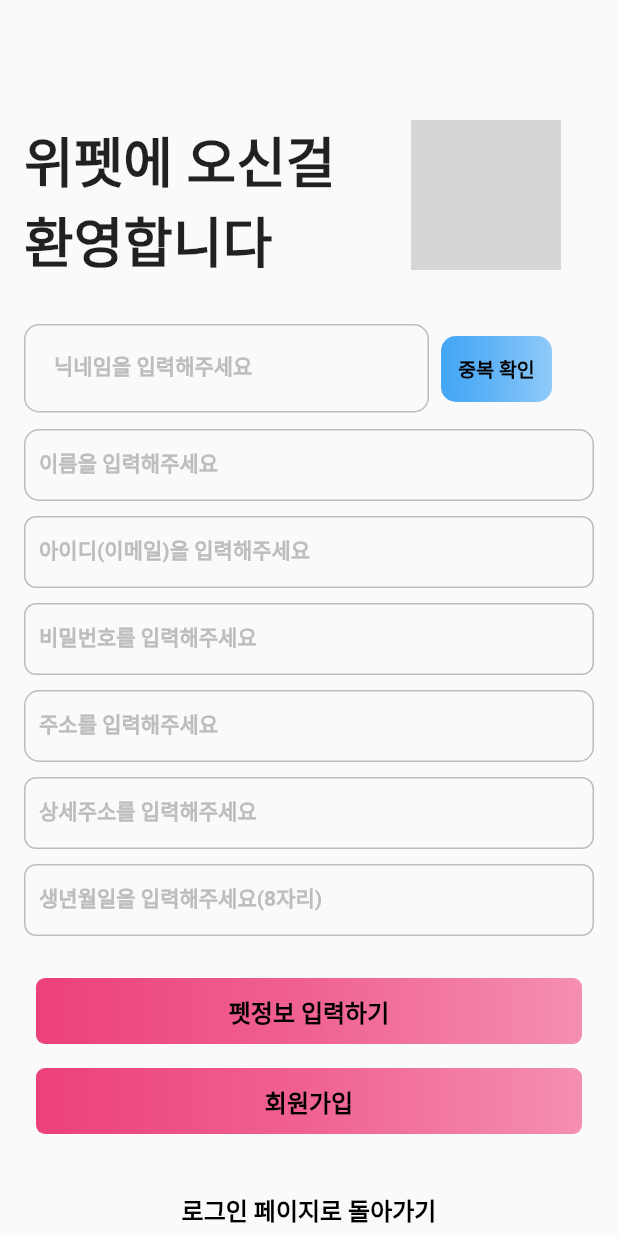
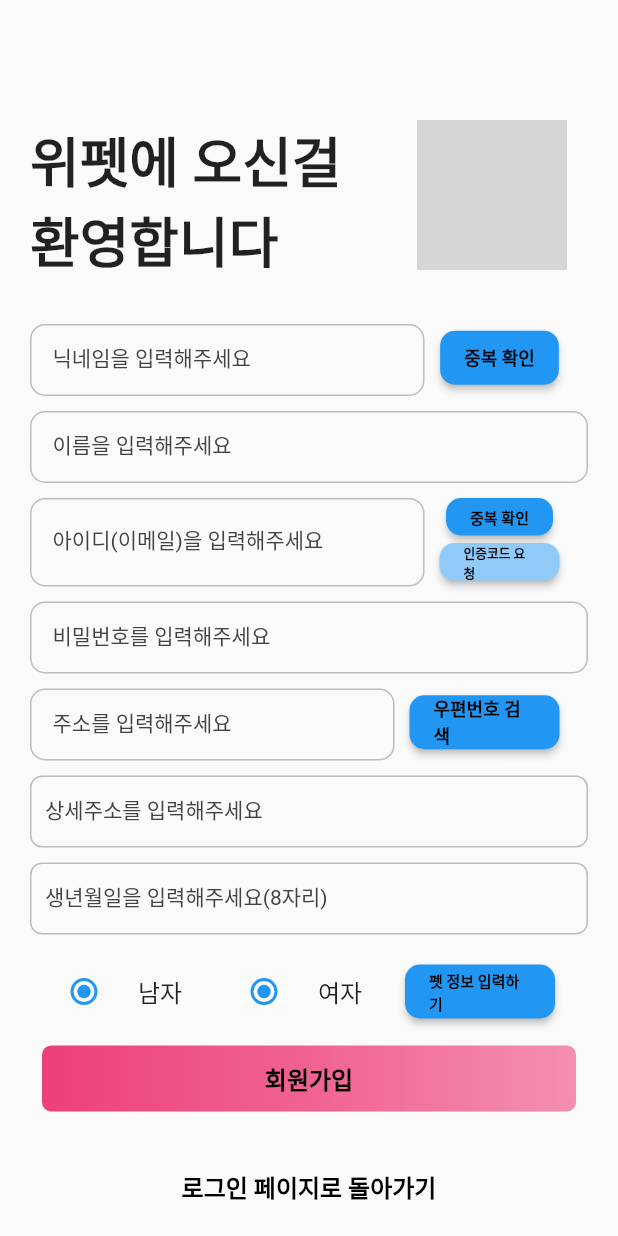
Before and after one commit to JmSmartProject/FrontEnd, a Flutter app: the SignupPage screen opened directly, on a phone screen of 412 x 824 dp. Run offline on Flutter 3.47's test engine with Material 2 defaults, Android fonts, the phone set to English and light mode, and no system bars; network calls fail; grey boxes are pictures that could not be loaded.

Commit message:
Update signup_page.dart

```diff
--- a/JMSmart_project/lib/modules/login_page/signup_page.dart
+++ b/JMSmart_project/lib/modules/login_page/signup_page.dart
@@ -1,7 +1,18 @@
 import 'package:flutter/cupertino.dart';
 import 'package:flutter/material.dart';
+import 'package:jmsmart_project/modules/pet_signup.dart';
 
-class SignupPage extends StatelessWidget{
+class SignupPage extends StatefulWidget {
+  @override
+  _SignupPageState createState() => _SignupPageState();
+}
+
+enum Gender {
+  MAN, WOMAN
+}
+
+class _SignupPageState extends State<SignupPage> {
+  Gender _gender = Gender.MAN;
   final IDController = TextEditingController();
   final PWController = TextEditingController();
 
@@ -12,7 +23,7 @@ class SignupPage extends StatelessWidget{
       body: SingleChildScrollView(
         scrollDirection: Axis.vertical,
         child: Container(
-          padding: EdgeInsets.only(left: 16,right: 16),
+          padding: EdgeInsets.only(left: 20,right: 20),
           child: Column(
             crossAxisAlignment: CrossAxisAlignment.start,
             children: <Widget>[
@@ -66,12 +77,12 @@ class SignupPage extends StatelessWidget{
                 crossAxisAlignment: CrossAxisAlignment.start,
                 children: <Widget>[
                   SizedBox(
-                    width: 270,
+                    width: 263,
                     child: TextField(
                       decoration: InputDecoration(
                         labelText: "닉네임을 입력해주세요",
-                        contentPadding: EdgeInsets.all(20),
-                        labelStyle: TextStyle(fontSize: 14,color: Colors.grey.shade400,fontWeight: FontWeight.w600),
+                        contentPadding: EdgeInsets.fromLTRB(15, 10, 10, 10),
+                        labelStyle: TextStyle(fontSize: 14, color: Colors.grey.shade800),
                         enabledBorder: OutlineInputBorder(
                           borderRadius: BorderRadius.circular(10),
                           borderSide: BorderSide(color: Colors.grey.shade400),
@@ -84,35 +95,25 @@ class SignupPage extends StatelessWidget{
                       ),
                     ),
                   ),
+                  SizedBox(width: 10,),
                   Container(
-                    height: 60,
-                    width: 90,
-                    child: TextButton(
-                      onPressed: (){},
-                      style: ButtonStyle(
-                          shape: MaterialStateProperty.all<RoundedRectangleBorder>(
-                              RoundedRectangleBorder(
-                                borderRadius: BorderRadius.zero,
-                              )
+                    alignment: Alignment.center,
+                    height: 45,
+                    width: 80,
+                    child: ElevatedButton(
+                      onPressed: () {},
+                      style: ElevatedButton.styleFrom(
+                          backgroundColor: Colors.blue,
+                          shape: RoundedRectangleBorder(
+                              borderRadius: BorderRadius.circular(10)
                           )
                       ),
-                      child: Ink(
-                        decoration: BoxDecoration(
-                          gradient: LinearGradient(
-                            begin: Alignment.centerLeft,
-                            end: Alignment.centerRight,
-                            colors: [
-                              Color(0xff42a5f5),
-                              Color(0xff64b5f6),
-                              Color(0xff90caf9),
-                            ],
-                          ),
-                          borderRadius: BorderRadius.circular(10),
-                        ),
-                        child: Container(
-                          alignment: Alignment.center,
-                          child: Text("중복 확인",style: TextStyle(fontSize: 13, color: Colors.black, fontWeight: FontWeight.bold),),
-                        ),
+                      child: const Text(
+                        "중복 확인",
+                        style: TextStyle(
+                            fontSize: 12,
+                            color: Colors.black,
+                            fontWeight: FontWeight.w600),
                       ),
                     ),
                   ),
@@ -124,8 +125,32 @@ class SignupPage extends StatelessWidget{
                   TextField(
                     decoration: InputDecoration(
                       labelText: "이름을 입력해주세요",
-                      contentPadding: EdgeInsets.all(10),
-                      labelStyle: TextStyle(fontSize: 14,color: Colors.grey.shade400,fontWeight: FontWeight.w600),
+                      contentPadding: EdgeInsets.fromLTRB(15, 10, 10, 10),
+                      labelStyle: TextStyle(fontSize: 14,color: Colors.grey.shade800),
+                      enabledBorder: OutlineInputBorder(
+                        borderRadius: BorderRadius.circular(10),
+                        borderSide: BorderSide(color: Colors.grey.shade400),
+                      ),
+                      focusedBorder: OutlineInputBorder(
+                        borderRadius: BorderRadius.circular(10),
+                        borderSide: BorderSide(color: Colors.red),
+                      ),
+                      floatingLabelBehavior: FloatingLabelBehavior.auto,
+                    ),
+                  ),
+                ],
+              ),
+              SizedBox(height: 10,),
+              Row(
+                crossAxisAlignment: CrossAxisAlignment.start,
+                children: <Widget>[
+                  SizedBox(
+                    width: 263,
+                    child: TextField(
+                      decoration: InputDecoration(
+                        labelText: "아이디(이메일)을 입력해주세요",
+                        contentPadding: EdgeInsets.fromLTRB(15, 20, 20, 20),
+                        labelStyle: TextStyle(fontSize: 14, color: Colors.grey.shade800),
                         enabledBorder: OutlineInputBorder(
                           borderRadius: BorderRadius.circular(10),
                           borderSide: BorderSide(color: Colors.grey.shade400),
@@ -138,47 +163,64 @@ class SignupPage extends StatelessWidget{
                       ),
                       controller: IDController,
                     ),
-                  SizedBox(height: 10,),
-                  TextField(
-                    decoration: InputDecoration(
-                      labelText: "아이디(이메일)을 입력해주세요",
-                      contentPadding: EdgeInsets.all(10),
-                      labelStyle: TextStyle(fontSize: 14,color: Colors.grey.shade400,fontWeight: FontWeight.w600),
-                      enabledBorder: OutlineInputBorder(
-                        borderRadius: BorderRadius.circular(8),
-                        borderSide: BorderSide(color: Colors.grey.shade400),
                   ),
-                      focusedBorder: OutlineInputBorder(
-                        borderRadius: BorderRadius.circular(8),
-                        borderSide: BorderSide(color: Colors.red),
+                  SizedBox(width: 10,),
+                  Column(
+                    children: <Widget>[
+                      Container(
+                        alignment: Alignment.center,
+                        height: 25,
+                        width: 80,
+                        child: ElevatedButton(
+                          onPressed: () {},
+                          style: ElevatedButton.styleFrom(
+                              shape: RoundedRectangleBorder(
+                                  borderRadius: BorderRadius.circular(10)
+                              )
                           ),
-                      floatingLabelBehavior: FloatingLabelBehavior.auto,
+                          child: const Text(
+                            "중복 확인",
+                            style: TextStyle(
+                                fontSize: 10,
+                                color: Colors.black,
+                                fontWeight: FontWeight.bold),
                           ),
                         ),
+                      ),
+                      SizedBox(height: 5,),
+                      Container(
+                        alignment: Alignment.center,
+                        height: 25,
+                        width: 80,
+                        child: ElevatedButton(
+                          onPressed: () {},
+                          style: ElevatedButton.styleFrom(
+                            backgroundColor: Colors.blue[200],
+                            shape: RoundedRectangleBorder(
+                              borderRadius: BorderRadius.circular(10)
+                            )
+                          ),
+                          child: const Text(
+                            "인증코드 요청",
+                            style: TextStyle(
+                                fontSize: 8.5,
+                                color: Colors.black,
+                                fontWeight: FontWeight.bold),
+                          ),
+                        ),
+                      ),
+                    ],
+                  ),
+                ],
+              ),
               SizedBox(height: 10,),
+              Column(
+                children: <Widget>[
                   TextField(
                     decoration: InputDecoration(
                       labelText: "비밀번호를 입력해주세요",
-                      contentPadding: EdgeInsets.all(10),
-                      labelStyle: TextStyle(fontSize: 14,color: Colors.grey.shade400,fontWeight: FontWeight.w600),
-                      enabledBorder: OutlineInputBorder(
-                        borderRadius: BorderRadius.circular(8),
-                        borderSide: BorderSide(color: Colors.grey.shade400),
-                      ),
-                      focusedBorder: OutlineInputBorder(
-                        borderRadius: BorderRadius.circular(8),
-                        borderSide: BorderSide(color: Colors.red),
-                      ),
-                      floatingLabelBehavior: FloatingLabelBehavior.auto,
-                    ),
-                  ),
-                  SizedBox(height: 10,),
-                  TextField(
-                    obscureText: true,
-                    decoration: InputDecoration(
-                      labelText: "주소를 입력해주세요",
-                      contentPadding: EdgeInsets.all(10),
-                      labelStyle: TextStyle(fontSize: 14,color: Colors.grey.shade400,fontWeight: FontWeight.w600),
+                      contentPadding: EdgeInsets.fromLTRB(15, 10, 10, 10),
+                      labelStyle: TextStyle(fontSize: 14,color: Colors.grey.shade800),
                       enabledBorder: OutlineInputBorder(
                         borderRadius: BorderRadius.circular(10),
                         borderSide: BorderSide(color: Colors.grey.shade400),
@@ -191,12 +233,64 @@ class SignupPage extends StatelessWidget{
                     ),
                     controller: PWController,
                   ),
+                ],
+              ),
               SizedBox(height: 10,),
+              Row(
+                crossAxisAlignment: CrossAxisAlignment.start,
+                children: <Widget>[
+                  SizedBox(
+                    width: 243,
+                    child: TextField(
+                      decoration: InputDecoration(
+                        labelText: "주소를 입력해주세요",
+                        contentPadding: EdgeInsets.fromLTRB(15, 10, 10, 10),
+                        labelStyle: TextStyle(fontSize: 14, color: Colors.grey.shade800),
+                        enabledBorder: OutlineInputBorder(
+                          borderRadius: BorderRadius.circular(10),
+                          borderSide: BorderSide(color: Colors.grey.shade400),
+                        ),
+                        focusedBorder: OutlineInputBorder(
+                          borderRadius: BorderRadius.circular(10),
+                          borderSide: BorderSide(color: Colors.red),
+                        ),
+                        floatingLabelBehavior: FloatingLabelBehavior.auto,
+                      ),
+                    ),
+                  ),
+                  SizedBox(width: 10,),
+                  Container(
+                    alignment: Alignment.center,
+                    height: 45,
+                    width: 100,
+                    child: ElevatedButton(
+                      onPressed: () {},
+                      style: ElevatedButton.styleFrom(
+                          backgroundColor: Colors.blue,
+                          shape: RoundedRectangleBorder(
+                              borderRadius: BorderRadius.circular(10)
+                          )
+                      ),
+                      child: const Text(
+                        "우편번호 검색",
+                        style: TextStyle(
+                            fontSize: 12,
+                            color: Colors.black,
+                            fontWeight: FontWeight.w600),
+                      ),
+                    ),
+                  ),
+                ],
+              ),
+              SizedBox(height: 10,),
+              Column(
+                crossAxisAlignment: CrossAxisAlignment.start,
+                children: <Widget>[
                   TextField(
                     decoration: InputDecoration(
                       labelText: "상세주소를 입력해주세요",
                       contentPadding: EdgeInsets.all(10),
-                      labelStyle: TextStyle(fontSize: 14,color: Colors.grey.shade400,fontWeight: FontWeight.w600),
+                      labelStyle: TextStyle(fontSize: 14,color: Colors.grey.shade800),
                       enabledBorder: OutlineInputBorder(
                         borderRadius: BorderRadius.circular(8),
                         borderSide: BorderSide(color: Colors.grey.shade400),
@@ -213,7 +307,7 @@ class SignupPage extends StatelessWidget{
                     decoration: InputDecoration(
                       labelText: "생년월일을 입력해주세요(8자리)",
                       contentPadding: EdgeInsets.all(10),
-                      labelStyle: TextStyle(fontSize: 14,color: Colors.grey.shade400,fontWeight: FontWeight.w600),
+                      labelStyle: TextStyle(fontSize: 14,color: Colors.grey.shade800),
                       enabledBorder: OutlineInputBorder(
                         borderRadius: BorderRadius.circular(8),
                         borderSide: BorderSide(color: Colors.grey.shade400),
@@ -225,38 +319,60 @@ class SignupPage extends StatelessWidget{
                       floatingLabelBehavior: FloatingLabelBehavior.auto,
                     ),
                   ),
-                  SizedBox(height: 20,),
+                  SizedBox(height: 10,),
+                  Row(
+                    children: <Widget>[
                       Container(
-                    height: 60,
-                    child: TextButton(
-                      onPressed: (){},
-                      style: ButtonStyle(
-                          shape: MaterialStateProperty.all<RoundedRectangleBorder>(
-                              RoundedRectangleBorder(
-                                borderRadius: BorderRadius.zero,
-                              )
+                        width: 120,
+                        child: RadioListTile(
+                            title: Text("남자"),
+                            value: Gender.MAN,
+                            groupValue: _gender,
+                            onChanged: (value) {
+                              setState(() {
+                                _gender = value!;
+                              });
+                            }),
+                      ),
+                      Container(
+                        width: 120,
+                        child: RadioListTile(
+                            title: Text("여자"),
+                            value: Gender.MAN,
+                            groupValue: _gender,
+                            onChanged: (value) {
+                              setState(() {
+                                _gender = value!;
+                              });
+                            }),
+                      ),
+                      SizedBox(width: 10,),
+                      Container(
+                        alignment: Alignment.center,
+                        height: 45,
+                        width: 100,
+                        child: ElevatedButton(
+                          onPressed: (){
+                            Navigator.push(context, MaterialPageRoute(builder: (context){
+                              return MainPage();
+                            }));
+                          },
+                          style: ElevatedButton.styleFrom(
+                              backgroundColor: Colors.blue,
+                              shape: RoundedRectangleBorder(
+                                  borderRadius: BorderRadius.circular(10)
                               )
                           ),
-                      child: Ink(
-                        decoration: BoxDecoration(
-                          gradient: LinearGradient(
-                            begin: Alignment.centerLeft,
-                            end: Alignment.centerRight,
-                            colors: [
-                              Color(0xffec407a),
-                              Color(0xfff06292),
-                              Color(0xfff48fb1),
-                            ],
-                          ),
-                          borderRadius: BorderRadius.circular(6),
-                        ),
-                        child: Container(
-                          alignment: Alignment.center,
-                          constraints: BoxConstraints(maxWidth: double.infinity,minHeight: 100),
-                          child: Text("펫정보 입력하기",style: TextStyle(fontSize: 16, color: Colors.black,fontWeight: FontWeight.bold),),
+                          child: const Text(
+                            "펫 정보 입력하기",
+                            style: TextStyle(
+                                fontSize: 10,
+                                color: Colors.black,
+                                fontWeight: FontWeight.w600),
                           ),
                         ),
                       ),
+                    ],
                   ),
                   Container(
                     height: 60,
```
Lines whose indentation alone changed are shown as unchanged.
